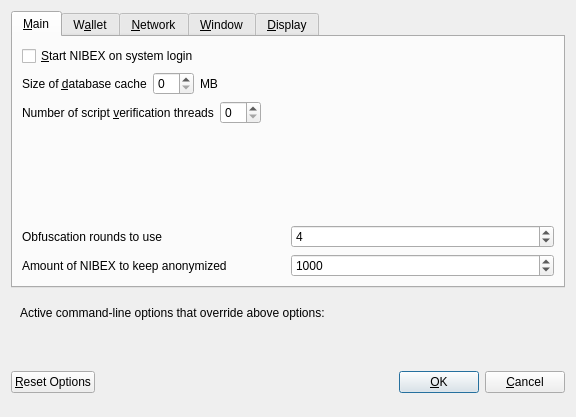
Qt form src/qt/forms/optionsdialog.ui (eboot/Zix) before a commit.
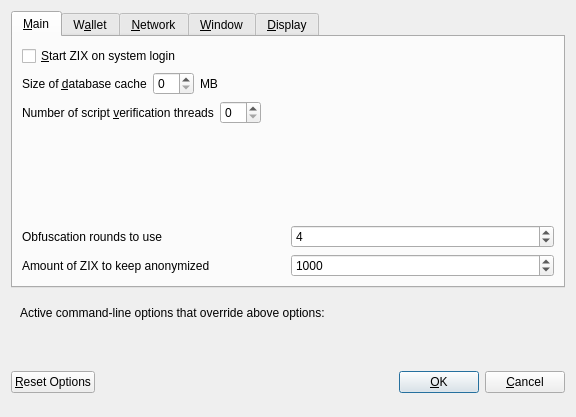
The same form after that commit. Custom widgets are drawn as their Qt base class.

```diff
--- a/src/qt/forms/optionsdialog.ui
+++ b/src/qt/forms/optionsdialog.ui
@@ -33,7 +33,7 @@
           <string>Automatically start NIBEX after logging in to the system.</string>
          </property>
          <property name="text">
-          <string>&amp;Start NIBEX on system login</string>
+          <string>&amp;Start ZIX on system login</string>
          </property>
         </widget>
        </item>
@@ -177,7 +177,7 @@
             <string notr="true"/>
            </property>
            <property name="text">
-            <string>Amount of NIBEX to keep anonymized</string>
+            <string>Amount of ZIX to keep anonymized</string>
            </property>
           </widget>
          </item>
```
Left out of the diff: 12 changed lines with no effect on the pictures.
